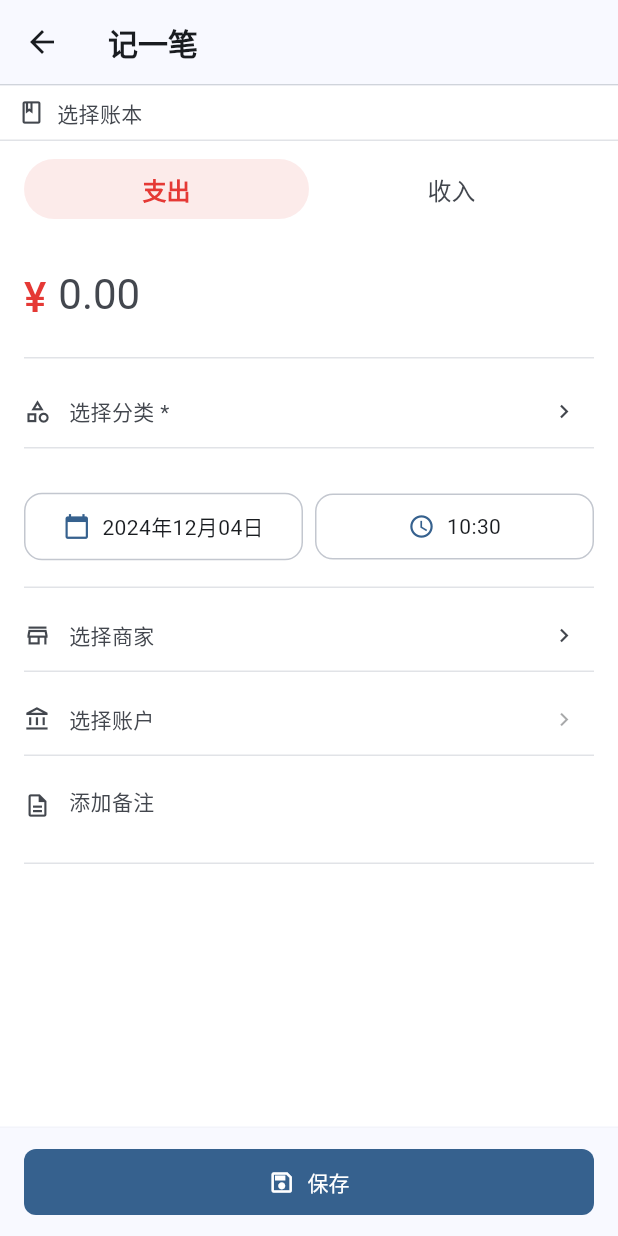
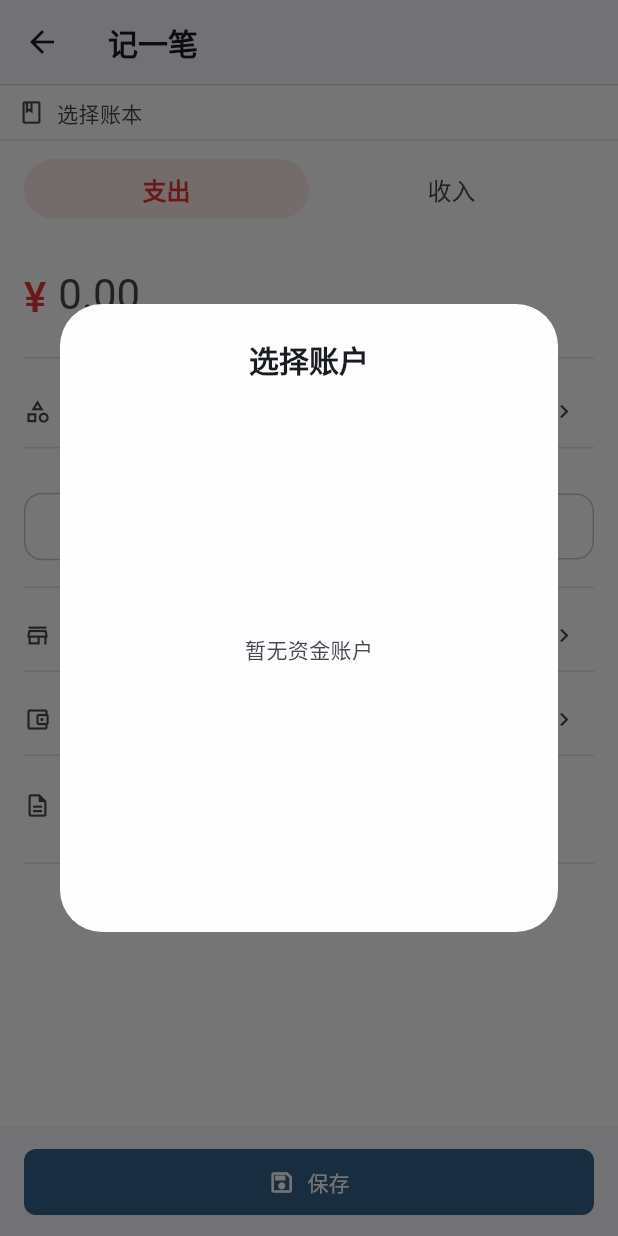
Before and after one commit to clssw1004/clsswjz-app, a Flutter app: the AccountItemForm screen opened directly, after a tap on "选择账户", on a phone screen of 412 x 824 dp. Run offline on Flutter 3.47's test engine with Material 3 defaults, Android fonts, the phone set to English and light mode, and no system bars; our stand-ins replace dio, shared_preferences, sqflite, sqflite_common_ffi; missing offline and left inert: universal_html; accounts and stored records are empty; network calls fail.

Commit message:
完善功能

```diff
--- a/lib/data/data_source.dart
+++ b/lib/data/data_source.dart
@@ -43,7 +43,8 @@ abstract class DataSource {
   Future<Shop> updateShop(String id, Shop shop);
 
   // 资金账户相关
-  Future<List<Fund>> getFunds(String bookId);
+  Future<List<Fund>> getBookFunds(String bookId);
+  Future<List<Fund>> getUserFunds();
   Future<Fund> createFund(Fund fund);
   Future<Fund> updateFund(String id, Fund fund);
 }
--- a/lib/data/sqlite/database_helper.dart
+++ b/lib/data/sqlite/database_helper.dart
@@ -110,13 +110,15 @@ class DatabaseHelper {
         type TEXT NOT NULL,
         remark TEXT,
         balance REAL NOT NULL DEFAULT 0,
+        account_book_id TEXT NOT NULL,
         is_default INTEGER NOT NULL DEFAULT 0,
         fund_in INTEGER NOT NULL DEFAULT 1,
         fund_out INTEGER NOT NULL DEFAULT 1,
         created_by TEXT NOT NULL,
         updated_by TEXT NOT NULL,
         created_at TEXT NOT NULL,
-        updated_at TEXT NOT NULL
+        updated_at TEXT NOT NULL,
+        FOREIGN KEY (account_book_id) REFERENCES account_books (id) ON DELETE CASCADE
       )
     ''');
   }
--- a/lib/models/fund.dart
+++ b/lib/models/fund.dart
@@ -4,9 +4,7 @@ class Fund {
   final String fundType;
   final String fundRemark;
   final double fundBalance;
-  final bool isDefault;
-  final bool fundIn;
-  final bool fundOut;
+  final List<FundBook> fundBooks;
   final String? createdBy;
   final String? updatedBy;
   final DateTime? createdAt;
@@ -18,9 +16,7 @@ class Fund {
     required this.fundType,
     required this.fundRemark,
     required this.fundBalance,
-    this.isDefault = false,
-    this.fundIn = true,
-    this.fundOut = true,
+    this.fundBooks = const [],
     this.createdBy,
     this.updatedBy,
     this.createdAt,
@@ -33,9 +29,7 @@ class Fund {
         'fundType': fundType,
         'fundRemark': fundRemark,
         'fundBalance': fundBalance,
-        'isDefault': isDefault ? 1 : 0,
-        'fundIn': fundIn,
-        'fundOut': fundOut,
+        'fundBooks': fundBooks.map((book) => book.toJson()).toList(),
       };
 
   factory Fund.fromJson(Map<String, dynamic> json) => Fund(
@@ -44,9 +38,10 @@ class Fund {
         fundType: json['fundType'],
         fundRemark: json['fundRemark'],
         fundBalance: (json['fundBalance'] as num).toDouble(),
-        isDefault: json['isDefault'] == 1,
-        fundIn: json['fundIn'] ?? true,
-        fundOut: json['fundOut'] ?? true,
+        fundBooks: (json['fundBooks'] as List?)
+                ?.map((book) => FundBook.fromJson(book))
+                .toList() ??
+            [],
         createdBy: json['createdBy'],
         updatedBy: json['updatedBy'],
         createdAt: json['createdAt'] != null
@@ -63,9 +58,7 @@ class Fund {
     String? fundType,
     String? fundRemark,
     double? fundBalance,
-    bool? isDefault,
-    bool? fundIn,
-    bool? fundOut,
+    List<FundBook>? fundBooks,
   }) =>
       Fund(
         id: id ?? this.id,
@@ -73,12 +66,42 @@ class Fund {
         fundType: fundType ?? this.fundType,
         fundRemark: fundRemark ?? this.fundRemark,
         fundBalance: fundBalance ?? this.fundBalance,
-        isDefault: isDefault ?? this.isDefault,
-        fundIn: fundIn ?? this.fundIn,
-        fundOut: fundOut ?? this.fundOut,
+        fundBooks: fundBooks ?? this.fundBooks,
         createdBy: createdBy,
         updatedBy: updatedBy,
         createdAt: createdAt,
         updatedAt: updatedAt,
       );
 }
+
+class FundBook {
+  final String accountBookId;
+  final String bookName;
+  final bool fundIn;
+  final bool fundOut;
+  final bool isDefault;
+
+  FundBook({
+    required this.accountBookId,
+    required this.bookName,
+    this.fundIn = true,
+    this.fundOut = true,
+    this.isDefault = false,
+  });
+
+  Map<String, dynamic> toJson() => {
+        'accountBookId': accountBookId,
+        'bookName': bookName,
+        'fundIn': fundIn,
+        'fundOut': fundOut,
+        'isDefault': isDefault,
+      };
+
+  factory FundBook.fromJson(Map<String, dynamic> json) => FundBook(
+        accountBookId: json['accountBookId'],
+        bookName: json['bookName'],
+        fundIn: json['fundIn'] ?? true,
+        fundOut: json['fundOut'] ?? true,
+        isDefault: json['isDefault'] ?? false,
+      );
+}
--- a/lib/pages/account_item/providers/account_item_provider.dart
+++ b/lib/pages/account_item/providers/account_item_provider.dart
@@ -18,7 +18,8 @@ class AccountItemProvider extends ChangeNotifier {
             'fundType': f.fundType,
             'fundRemark': f.fundRemark,
             'fundBalance': f.fundBalance,
-            'isDefault': f.isDefault,
+            'isDefault': f.fundBooks.any((book) =>
+                book.accountBookId == selectedBook?['id'] && book.isDefault),
           })
       .toList();
   List<Map<String, dynamic>> get displayCategories =>
@@ -46,7 +47,7 @@ class AccountItemProvider extends ChangeNotifier {
       final bookId = selectedBook!['id'];
       final futures = await Future.wait([
         ApiService.getCategories(bookId),
-        ApiService.getFunds(bookId),
+        ApiService.getBookFunds(bookId),
         ApiService.getShops(bookId),
       ]);
 
--- a/lib/pages/account_item/widgets/fund_selector.dart
+++ b/lib/pages/account_item/widgets/fund_selector.dart
@@ -2,35 +2,33 @@ import 'package:flutter/material.dart';
 import 'package:provider/provider.dart';
 import '../providers/account_item_provider.dart';
 
-class FundSelector extends StatefulWidget {
+class FundSelector extends StatelessWidget {
   final Map<String, dynamic>? selectedFund;
-  final ValueChanged<Map<String, dynamic>?> onChanged;
   final String accountBookId;
+  final ValueChanged<Map<String, dynamic>> onChanged;
+  final VoidCallback? onTap;
   final bool isRequired;
-  final VoidCallback? onTap;
 
   const FundSelector({
     Key? key,
     this.selectedFund,
+    required this.accountBookId,
     required this.onChanged,
-    required this.accountBookId,
+    this.onTap,
     this.isRequired = false,
-    this.onTap,
   }) : super(key: key);
 
-  @override
-  State<FundSelector> createState() => _FundSelectorState();
-}
-
-class _FundSelectorState extends State<FundSelector> {
-  @override
-  void initState() {
-    super.initState();
-    WidgetsBinding.instance.addPostFrameCallback((_) {
-      if (mounted) {
-        final provider =
-            Provider.of<AccountItemProvider>(context, listen: false);
-        provider.loadData();
+  void _showFundDialog(BuildContext context) {
+    final provider = Provider.of<AccountItemProvider>(context, listen: false);
+    showDialog<Map<String, dynamic>>(
+      context: context,
+      builder: (context) => _FundDialog(
+        selectedFundId: selectedFund?['id'],
+        provider: provider,
+      ),
+    ).then((fund) {
+      if (fund != null) {
+        onChanged(fund);
       }
     });
   }
@@ -39,10 +37,7 @@ class _FundSelectorState extends State<FundSelector> {
   Widget build(BuildContext context) {
     final theme = Theme.of(context);
     final colorScheme = theme.colorScheme;
-
-    return Consumer<AccountItemProvider>(
-      builder: (context, provider, _) {
-        final fundList = provider.fundList;
+    final provider = Provider.of<AccountItemProvider>(context);
 
     return Container(
       height: 48,
@@ -58,7 +53,7 @@ class _FundSelectorState extends State<FundSelector> {
         crossAxisAlignment: CrossAxisAlignment.center,
         children: [
           Icon(
-                Icons.account_balance_outlined,
+            Icons.account_balance_wallet_outlined,
             size: 18,
             color: colorScheme.onSurfaceVariant,
           ),
@@ -66,14 +61,53 @@ class _FundSelectorState extends State<FundSelector> {
           Expanded(
             child: GestureDetector(
               behavior: HitTestBehavior.opaque,
-                  onTap: () async {
-                    widget.onTap?.call();
+              onTap: () {
+                onTap?.call();
+                _showFundDialog(context);
+              },
+              child: Text(
+                selectedFund?['name'] ?? '选择账户',
+                style: theme.textTheme.bodyMedium?.copyWith(
+                  color: selectedFund != null
+                      ? colorScheme.onSurface
+                      : colorScheme.onSurfaceVariant,
+                ),
+              ),
+            ),
+          ),
+          IconButton(
+            icon: Icon(Icons.chevron_right, size: 18),
+            onPressed: () => _showFundDialog(context),
+            color: colorScheme.onSurfaceVariant,
+            visualDensity: VisualDensity.compact,
+            padding: EdgeInsets.zero,
+            constraints: BoxConstraints(
+              minWidth: 32,
+              minHeight: 32,
+            ),
+          ),
+        ],
+      ),
+    );
+  }
+}
 
-                    if (fundList.isEmpty) return;
+class _FundDialog extends StatelessWidget {
+  final String? selectedFundId;
+  final AccountItemProvider provider;
 
-                    final result = await showDialog<Map<String, dynamic>>(
-                      context: context,
-                      builder: (context) => Dialog(
+  const _FundDialog({
+    Key? key,
+    this.selectedFundId,
+    required this.provider,
+  }) : super(key: key);
+
+  @override
+  Widget build(BuildContext context) {
+    final theme = Theme.of(context);
+    final colorScheme = theme.colorScheme;
+
+    return Dialog(
       shape: RoundedRectangleBorder(
         borderRadius: BorderRadius.circular(28),
       ),
@@ -92,68 +126,72 @@ class _FundSelectorState extends State<FundSelector> {
               textAlign: TextAlign.center,
             ),
             SizedBox(height: 16),
-                              ...fundList.map(
-                                (fund) => ListTile(
-                                  contentPadding:
-                                      EdgeInsets.symmetric(horizontal: 8),
-                                  title: Text(
-                                    fund['name'] ?? '',
-                                    style: theme.textTheme.bodyMedium?.copyWith(
-                                      color: fund['id'] ==
-                                              widget.selectedFund?['id']
-                                          ? colorScheme.primary
-                                          : colorScheme.onSurface,
+            ConstrainedBox(
+              constraints: BoxConstraints(
+                maxHeight: MediaQuery.of(context).size.height * 0.4,
               ),
-                                  ),
-                                  leading: Icon(
-                                    fund['id'] == widget.selectedFund?['id']
-                                        ? Icons.radio_button_checked
-                                        : Icons.radio_button_unchecked,
-                                    size: 20,
-                                    color:
-                                        fund['id'] == widget.selectedFund?['id']
-                                            ? colorScheme.primary
-                                            : null,
-                                  ),
-                                  onTap: () => Navigator.pop(context, fund),
-                                ),
+              child: _buildFundList(context),
             ),
           ],
         ),
       ),
+    );
+  }
+
+  Widget _buildFundList(BuildContext context) {
+    final theme = Theme.of(context);
+    final colorScheme = theme.colorScheme;
+    final fundList = provider.fundList;
+
+    if (fundList.isEmpty) {
+      return Center(
+        child: Text(
+          '暂无资金账户',
+          style: theme.textTheme.bodyMedium?.copyWith(
+            color: colorScheme.onSurfaceVariant,
+          ),
         ),
       );
+    }
 
-                    if (result != null) {
-                      widget.onChanged(result);
-                    }
-                  },
-                  child: Text(
-                    '${widget.selectedFund?['name'] ?? '选择账户'}',
-                    style: theme.textTheme.bodyMedium?.copyWith(
-                      color: widget.selectedFund != null
-                          ? colorScheme.onSurface
-                          : colorScheme.onSurfaceVariant,
+    return ListView.builder(
+      itemCount: fundList.length,
+      shrinkWrap: true,
+      itemBuilder: (context, index) {
+        final fund = fundList[index];
+        final isSelected = fund['id'] == selectedFundId;
+
+        return ListTile(
+          contentPadding: EdgeInsets.symmetric(horizontal: 8),
+          title: Text(
+            fund['name'],
+            style: theme.textTheme.bodyLarge?.copyWith(
+              color: isSelected ? colorScheme.primary : colorScheme.onSurface,
             ),
           ),
+          subtitle: fund['fundRemark'].isNotEmpty
+              ? Text(
+                  fund['fundRemark'],
+                  style: theme.textTheme.bodySmall?.copyWith(
+                    color: colorScheme.onSurfaceVariant,
                   ),
+                )
+              : null,
+          leading: Icon(
+            isSelected
+                ? Icons.radio_button_checked
+                : Icons.radio_button_unchecked,
+            color: isSelected ? colorScheme.primary : null,
+            size: 20,
           ),
-              IconButton(
-                icon: Icon(
-                  Icons.chevron_right,
-                  size: 18,
-                ),
-                onPressed: fundList.isEmpty ? null : () {},
-                color: colorScheme.onSurfaceVariant,
-                visualDensity: VisualDensity.compact,
-                padding: EdgeInsets.zero,
-                constraints: BoxConstraints(
-                  minWidth: 32,
-                  minHeight: 32,
-                ),
-              ),
-            ],
-          ),
+          trailing: fund['isDefault']
+              ? Icon(
+                  Icons.star,
+                  size: 16,
+                  color: colorScheme.primary,
+                )
+              : null,
+          onTap: () => Navigator.pop(context, fund),
         );
       },
     );
--- a/lib/services/data_service.dart
+++ b/lib/services/data_service.dart
@@ -28,7 +28,7 @@ class DataService {
     );
   }
 
-  static Future<List<Fund>> getFunds(String bookId) {
-    return ApiService.getFunds(bookId);
+  static Future<List<Fund>> getBookFunds(String bookId) {
+    return ApiService.getBookFunds(bookId);
   }
 }
```
Also changed, not shown: lib/data/http/http_data_source.dart (+15 -2 lines), lib/data/sqlite/sqlite_data_source.dart (+54 -10 lines), lib/services/api_service.dart (+6 -2 lines). Lines whose indentation alone changed are shown as unchanged.
